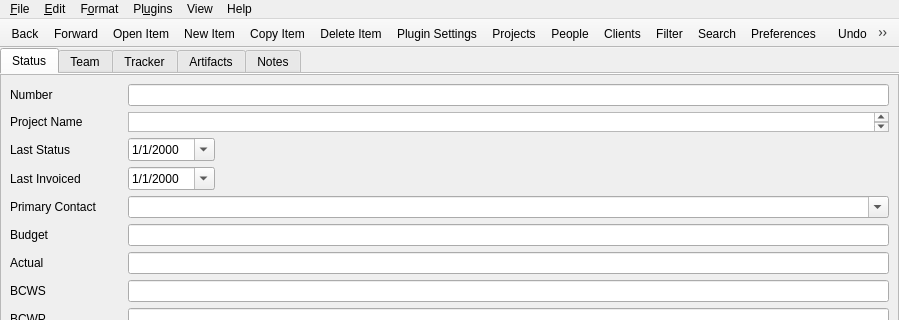
First picture: the form in mainwindow.ui, repository kestermckinney/ProjectNotes, before the edit; both pictures show x 0 to 899 and y 0 to 320 of the 899 by 799 pixel window.
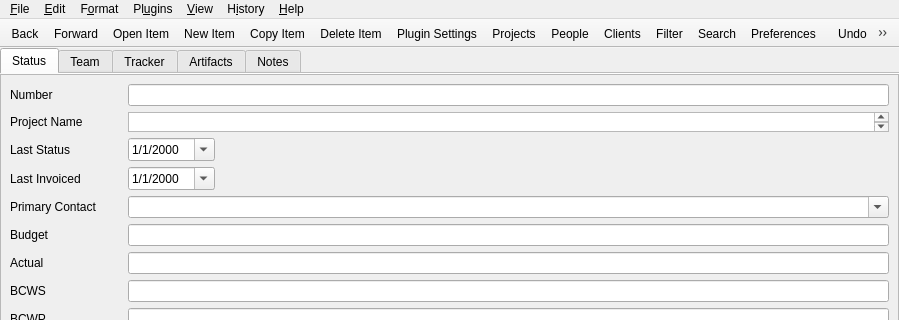
Second picture: the form after the edit. The open tabs and pages were chosen to show the change. Icons and pictures are not drawn. Custom widgets are drawn as their Qt base class.

Commit message: Added Page History

```diff
--- a/mainwindow.ui
+++ b/mainwindow.ui
@@ -1557,7 +1557,7 @@
    </widget>
    <widget class="QMenu" name="menuView">
     <property name="title">
-     <string>View</string>
+     <string>&amp;View</string>
     </property>
     <addaction name="actionInternal_Items"/>
     <addaction name="actionResolved_Tracker_Action_Items"/>
@@ -1579,7 +1579,7 @@
    </widget>
    <widget class="QMenu" name="menuHelp">
     <property name="title">
-     <string>Help</string>
+     <string>&amp;Help</string>
     </property>
     <addaction name="actionHelp"/>
     <addaction name="actionGetting_Started"/>
@@ -1592,11 +1592,17 @@
      <string>F&amp;ormat</string>
     </property>
    </widget>
+   <widget class="QMenu" name="menuHistory">
+    <property name="title">
+     <string>H&amp;istory</string>
+    </property>
+   </widget>
    <addaction name="menuFile"/>
    <addaction name="menuEdit"/>
    <addaction name="menuFormat"/>
    <addaction name="menuPlugins"/>
    <addaction name="menuView"/>
+   <addaction name="menuHistory"/>
    <addaction name="menuHelp"/>
   </widget>
   <widget class="QStatusBar" name="statusbar"/>
```
Left out of the diff: 26 changed lines with no effect on the pictures. The commit also changes 4 other files.
